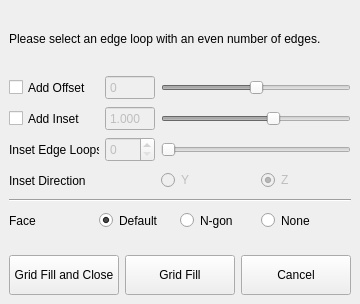
Above: gridfill.ui from tlouchao/gridfill before the change. Below: the same form after it.
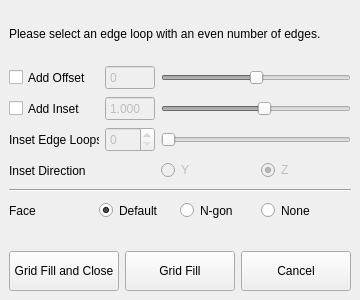
That is the form after the change.

The edit to the form file:
```diff
--- a/gridfill.ui
+++ b/gridfill.ui
@@ -7,7 +7,7 @@
     <x>0</x>
     <y>0</y>
     <width>360</width>
-    <height>304</height>
+    <height>300</height>
    </rect>
   </property>
   <property name="sizePolicy">
@@ -49,7 +49,7 @@
      <property name="minimumSize">
       <size>
        <width>0</width>
-       <height>60</height>
+       <height>50</height>
       </size>
      </property>
      <property name="maximumSize">
@@ -180,10 +180,10 @@
         <number>3</number>
        </property>
        <property name="minimum">
-        <double>-5.000000000000000</double>
+        <double>-100.000000000000000</double>
        </property>
        <property name="maximum">
-        <double>5.000000000000000</double>
+        <double>100.000000000000000</double>
        </property>
        <property name="singleStep">
         <double>0.500000000000000</double>
@@ -233,10 +233,10 @@
         </sizepolicy>
        </property>
        <property name="minimum">
-        <number>-500</number>
+        <number>-1000</number>
        </property>
        <property name="maximum">
-        <number>500</number>
+        <number>1000</number>
        </property>
        <property name="singleStep">
         <number>50</number>
@@ -323,7 +323,7 @@
         </size>
        </property>
        <property name="maximum">
-        <number>10</number>
+        <number>100</number>
        </property>
       </widget>
      </item>
```
Left out of the diff: 28 changed lines with no effect on the pictures.
